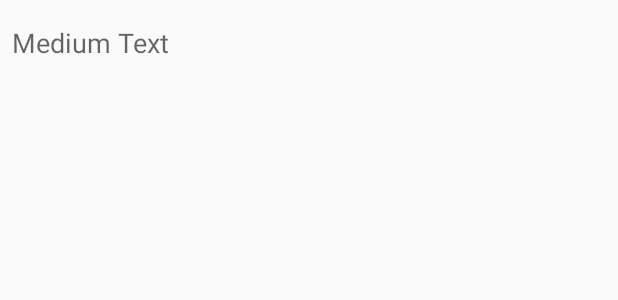
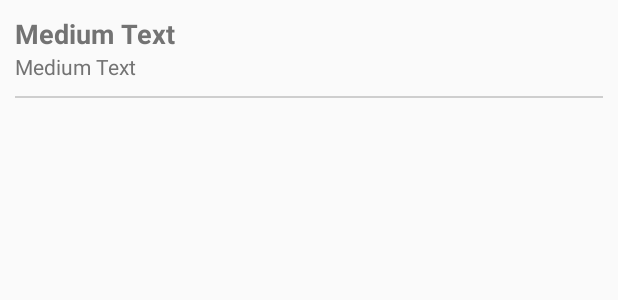
Before and after one commit to jeancodogno/PlaceSearchEditText, an Android app: the layout places_list.xml on its own in the app's theme, with its tools: preview values and no code run, on a phone screen of 412 x 824 dp. Shown: the top 300 px of the screen. Run offline under Robolectric (Android 15) with nearby library versions, the phone set to English and light mode, and no system bars.

Commit message:
Changed of the layout

```diff
--- a/app/src/main/AndroidManifest.xml
+++ b/app/src/main/AndroidManifest.xml
@@ -20,7 +20,7 @@
 
         <meta-data
             android:name="com.google.android.geo.API_KEY"
-            android:value="INPUT YOUR API KEY" />
+            android:value="INPUT_YOUR_GOOGLE_API_KEY" />
     </application>
 
 </manifest>
--- a/app/src/main/java/io/github/jeancodogno/placesearchedittext/MainActivity.java
+++ b/app/src/main/java/io/github/jeancodogno/placesearchedittext/MainActivity.java
@@ -12,5 +12,6 @@ public class MainActivity extends AppCompatActivity {
         super.onCreate(savedInstanceState);
         setContentView(R.layout.activity_main);
         this.place_search = (PlaceSearchEditText) findViewById(R.id.place_search);
+
     }
 }
--- a/placesearchedittext/src/main/java/io/github/jeancodogno/placesearchedittext/PlaceSearchEditText.java
+++ b/placesearchedittext/src/main/java/io/github/jeancodogno/placesearchedittext/PlaceSearchEditText.java
@@ -7,9 +7,11 @@ import android.content.pm.ApplicationInfo;
 import android.content.pm.PackageManager;
 import android.os.Bundle;
 import android.text.Editable;
+import android.text.InputType;
 import android.text.TextWatcher;
 import android.util.AttributeSet;
 import android.util.Log;
+import android.widget.EditText;
 
 import org.json.JSONArray;
 import org.json.JSONException;
@@ -58,6 +60,7 @@ public class PlaceSearchEditText extends android.support.v7.widget.AppCompatMult
 
     private void initialize() {
         this.getApiKey();
+        this.setInputType(InputType.TYPE_TEXT_FLAG_NO_SUGGESTIONS);
         this.addTextChangedListener(new TextWatcher() {
             @Override
             public void beforeTextChanged(CharSequence charSequence, int i, int i1, int i2) {
@@ -96,7 +99,8 @@ public class PlaceSearchEditText extends android.support.v7.widget.AppCompatMult
                                 ((Activity) PlaceSearchEditText.this.context).runOnUiThread(new Runnable() {
                                     @Override
                                     public void run() {
-                                        PlaceSearchEditText.this.setAdapter(new PlaceAdapter(PlaceSearchEditText.this.context, R.layout.places_list, R.id.text_place, resultList));
+                                        int[] textIds = new int[]{R.id.text_place, R.id.text_place2};
+                                        PlaceSearchEditText.this.setAdapter(new PlaceAdapter(PlaceSearchEditText.this.context, R.layout.places_list, textIds , resultList));
                                         PlaceSearchEditText.this.setTokenizer(new CommaTokenizer());
                                         PlaceSearchEditText.this.setThreshold(1);
                                     }
--- a/placesearchedittext/src/main/res/layout/places_list.xml
+++ b/placesearchedittext/src/main/res/layout/places_list.xml
@@ -4,14 +4,46 @@
     android:layout_width="match_parent"
     android:layout_height="match_parent">
 
-    <TextView
+    <LinearLayout
         android:layout_width="match_parent"
         android:layout_height="wrap_content"
-        android:textAppearance="?android:attr/textAppearanceMedium"
-        android:text="Medium Text"
-        android:paddingLeft="8dp"
-        android:paddingRight="8dp"
-        android:paddingTop="16dp"
-        android:paddingBottom="16dp"
-        android:id="@+id/text_place"/>
+        android:orientation="vertical">
+
+        <TextView
+            android:id="@+id/text_place"
+            android:layout_width="match_parent"
+            android:layout_height="wrap_content"
+            android:paddingLeft="10dp"
+            android:paddingRight="10dp"
+            android:paddingTop="10dp"
+            android:text="Medium Text"
+            android:textAppearance="?android:attr/textAppearanceMedium"
+            android:textColor="@color/text_gray"
+            android:textStyle="bold" />
+
+        <TextView
+            android:id="@+id/text_place2"
+            android:layout_width="match_parent"
+            android:layout_height="wrap_content"
+            android:paddingBottom="10dp"
+            android:paddingLeft="10dp"
+            android:paddingRight="10dp"
+            android:paddingTop="0dp"
+            android:text="Medium Text"
+            android:textAppearance="?android:attr/textAppearanceMedium"
+            android:textColor="@color/text_gray"
+            android:textSize="14sp" />
+
+        <View
+            android:id="@+id/view"
+            android:layout_width="match_parent"
+            android:layout_height="1dp"
+            android:layout_marginBottom="10dp"
+            android:layout_marginLeft="10dp"
+            android:layout_marginRight="10dp"
+            android:background="@color/gray"
+            android:focusable="false" />
+
+    </LinearLayout>
+
 </RelativeLayout>
--- /dev/null
+++ b/placesearchedittext/src/main/res/values/colors.xml
@@ -0,0 +1,5 @@
+<?xml version="1.0" encoding="utf-8"?>
+<resources>
+    <color name="gray">#cecece</color>
+    <color name="text_gray">#737373</color>
+</resources>
```
Also changed, not shown: placesearchedittext/src/main/java/io/github/jeancodogno/placesearchedittext/PlaceAdapter.java (+10 -6 lines).
